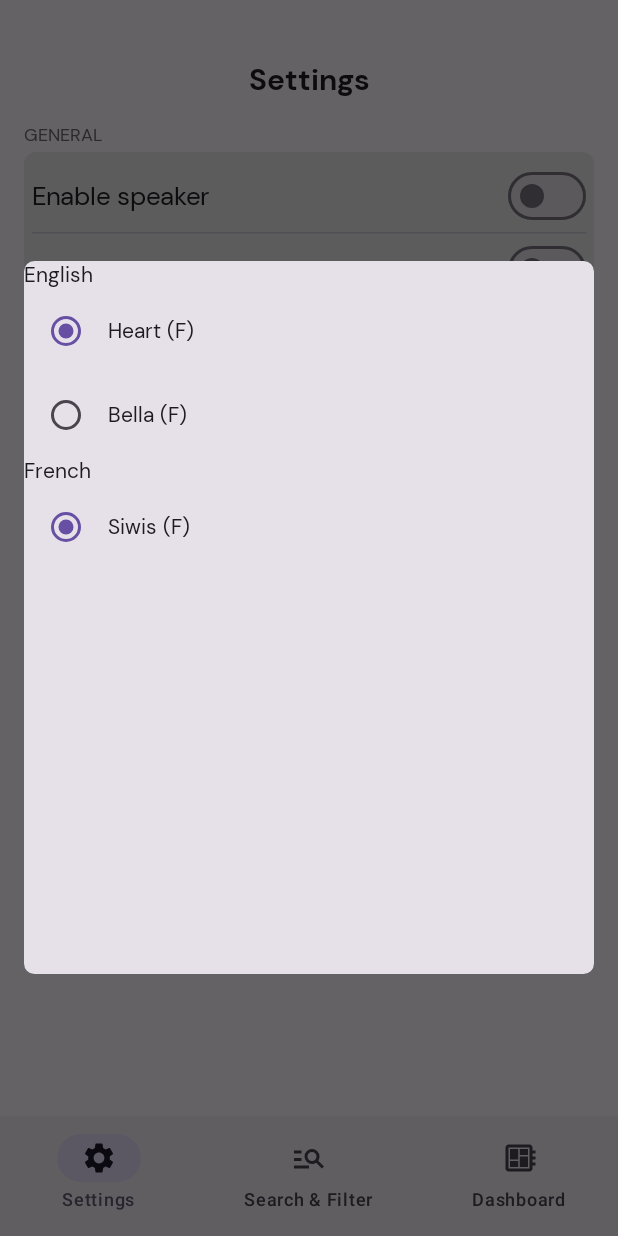
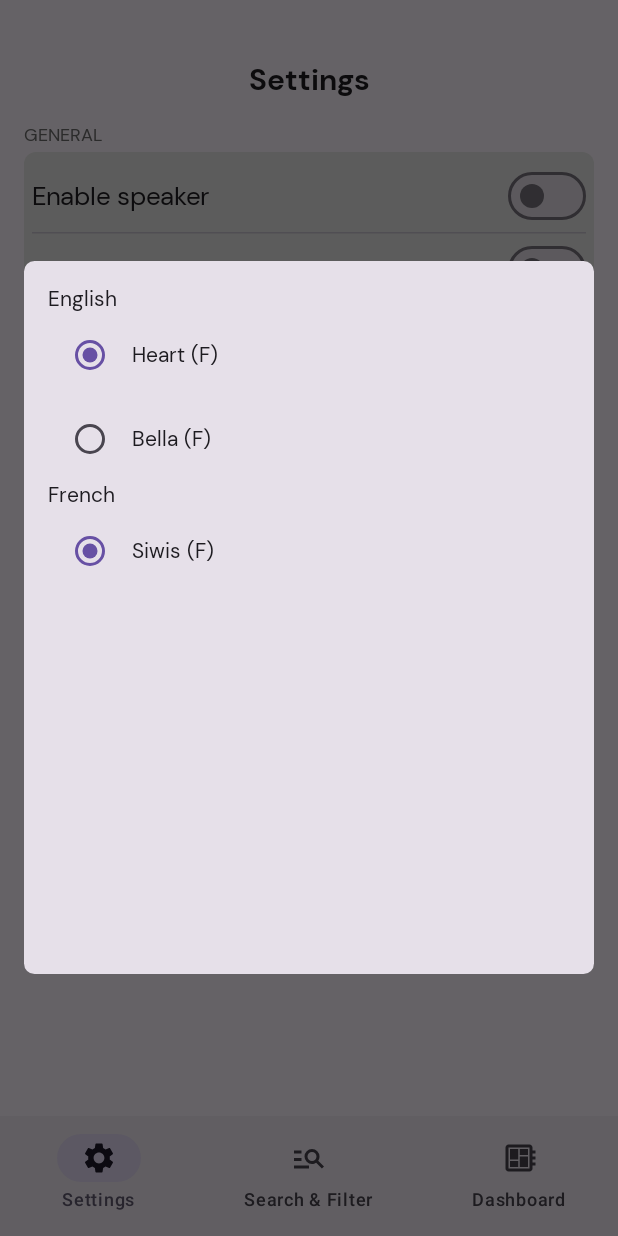
Before and after one commit to dangnguyen2910/NotifTS, an Android app built with Jetpack Compose: the screen it shows after launch (MainActivity), after a tap on "Select voices for remote model", on a phone screen of 412 x 824 dp. Run offline under Robolectric (Android 15) with nearby library versions, the light colour scheme and no system bars; our stand-ins replace Dagger/Hilt's generated code, Room's generated code; 27 statements that could not run were skipped.

Commit message:
ui: add padding to voice selection dialog

```diff
--- a/app/src/main/java/usth/intern/notifts/ui/settings/Dialog.kt
+++ b/app/src/main/java/usth/intern/notifts/ui/settings/Dialog.kt
@@ -48,7 +48,8 @@ fun VoiceSelectionDialog(
             Column(
                 modifier = Modifier
                     .fillMaxWidth()
-                    .selectableGroup(),
+                    .selectableGroup()
+                    .padding(16.dp),
                 verticalArrangement = Arrangement.SpaceBetween,
             ) {
                 VoiceSelectionBlock(
--- a/app/src/main/java/usth/intern/notifts/ui/settings/SettingsScreen.kt
+++ b/app/src/main/java/usth/intern/notifts/ui/settings/SettingsScreen.kt
@@ -79,11 +79,12 @@ fun SettingsScreen(
                 optionName = "Application filter",
                 functionality = { onClickAppList() }
             )
-            HorizontalDivider()
-            Option(
-                optionName = "Ignore prohibited words",
-                functionality = {/*TODO*/}
-            )
+            //TODO: Implement ignoring words
+//            HorizontalDivider()
+//            Option(
+//                optionName = "Ignore prohibited words",
+//                functionality = {/*TODO*/}
+//            )
         }
 
         OptionBlock("OTHER") {
```
